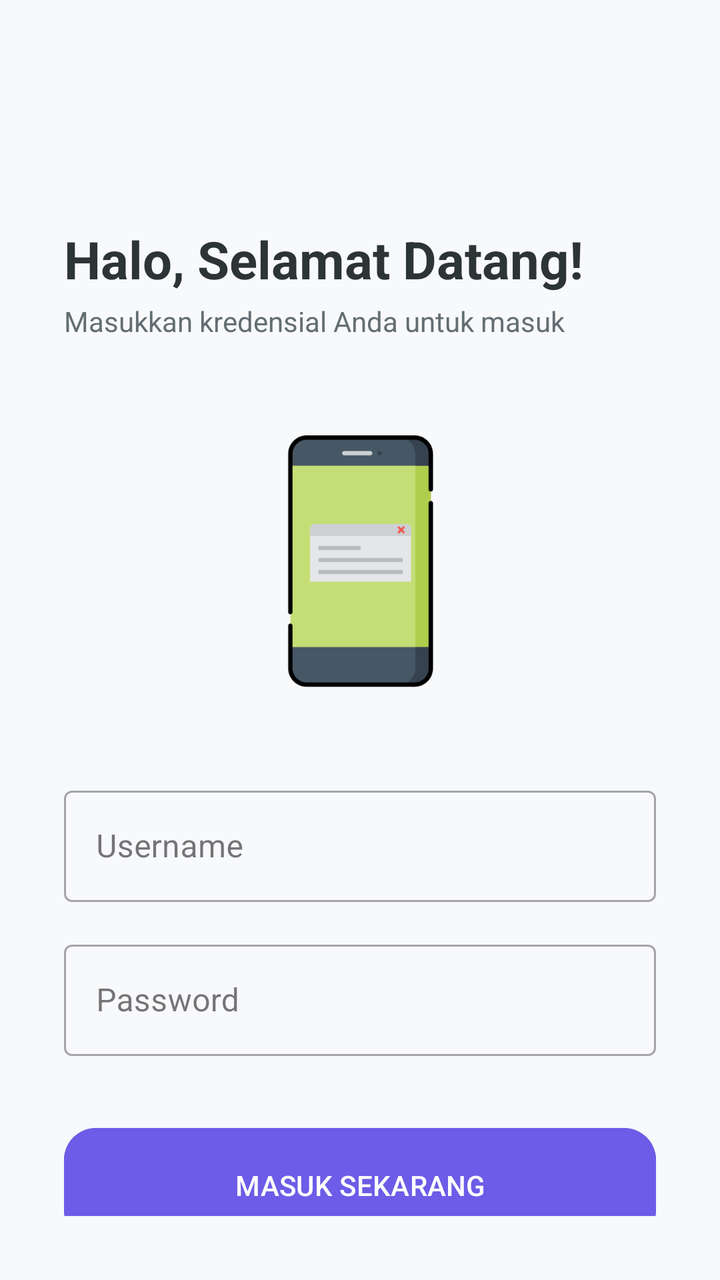
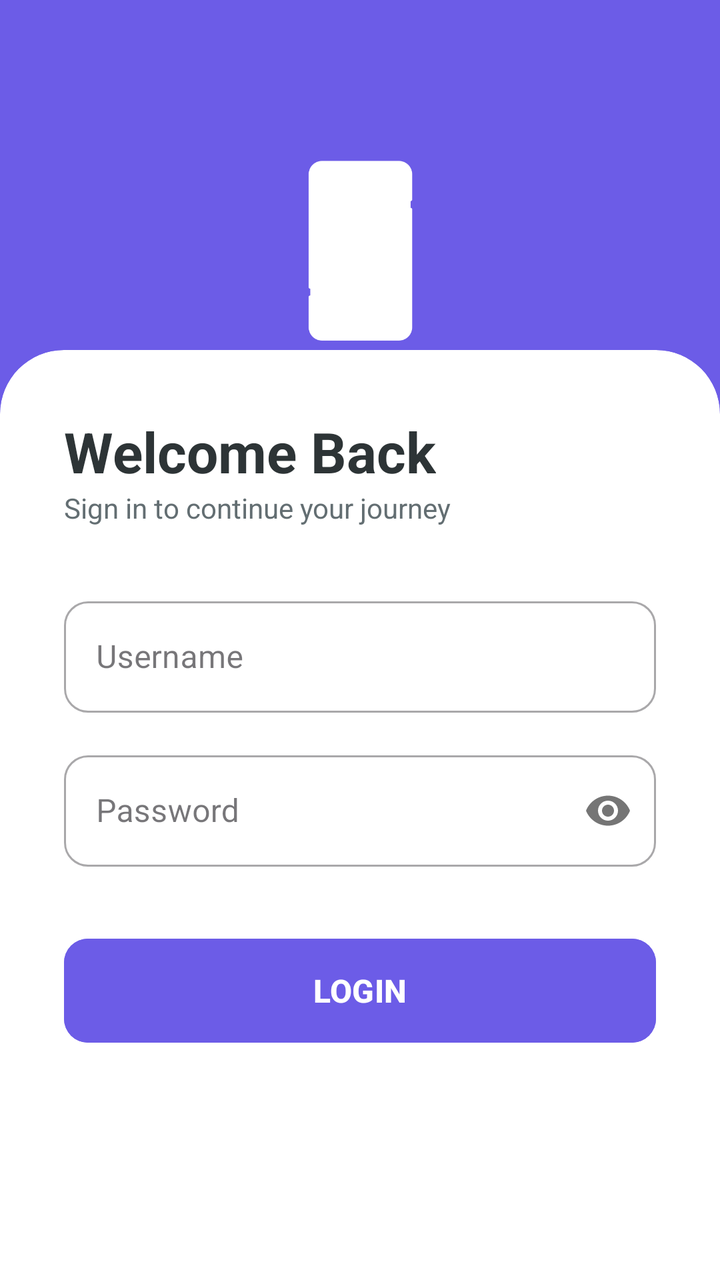

The first picture is an Android layout as it rendered before a commit; the second is the same layout after the commit. The layout source and the unified diff follow.
<!-- AndroidManifest.xml: application theme Theme.Material3.DayNight.NoActionBar -->
<!-- res/layout/activity_auth.xml -->
<?xml version="1.0" encoding="utf-8"?>
<androidx.constraintlayout.widget.ConstraintLayout
    xmlns:android="http://schemas.android.com/apk/res/android"
    xmlns:app="http://schemas.android.com/apk/res-auto"
    xmlns:tools="http://schemas.android.com/tools"
    android:id="@+id/main"
    android:layout_width="match_parent"
    android:layout_height="match_parent"
    android:background="#F8F9FA"
    android:padding="32dp"
    tools:context=".pertemuan_6.AuthActivity">

    <TextView
        android:id="@+id/tvTitle"
        android:layout_width="wrap_content"
        android:layout_height="wrap_content"
        android:layout_marginTop="80dp"
        android:text="Halo, Selamat Datang!"
        android:textSize="26sp"
        android:textStyle="bold"
        android:textColor="#2D3436"
        app:layout_constraintStart_toStartOf="parent"
        app:layout_constraintTop_toTopOf="parent" />

    <TextView
        android:id="@+id/tvSubtitle"
        android:layout_width="wrap_content"
        android:layout_height="wrap_content"
        android:text="Masukkan kredensial Anda untuk masuk"
        android:textColor="#636E72"
        android:layout_marginTop="4dp"
        app:layout_constraintStart_toStartOf="parent"
        app:layout_constraintTop_toBottomOf="@id/tvTitle" />

    <ImageView
        android:id="@+id/imageView4"
        android:layout_width="140dp"
        android:layout_height="140dp"
        android:layout_marginTop="40dp"
        android:src="@drawable/handphone"
        app:layout_constraintEnd_toEndOf="parent"
        app:layout_constraintStart_toStartOf="parent"
        app:layout_constraintTop_toBottomOf="@+id/tvSubtitle" />

    <com.google.android.material.textfield.TextInputLayout
        android:id="@+id/tilNama"
        android:layout_width="0dp"
        android:layout_height="wrap_content"
        android:layout_marginTop="40dp"
        style="@style/Widget.MaterialComponents.TextInputLayout.OutlinedBox"
        app:layout_constraintStart_toStartOf="parent"
        app:layout_constraintEnd_toEndOf="parent"
        app:layout_constraintTop_toBottomOf="@+id/imageView4">

        <com.google.android.material.textfield.TextInputEditText
            android:id="@+id/inputNama"
            android:layout_width="match_parent"
            android:layout_height="wrap_content"
            android:hint="Username"
            android:inputType="text" />
    </com.google.android.material.textfield.TextInputLayout>

    <com.google.android.material.textfield.TextInputLayout
        android:id="@+id/tilPassword"
        android:layout_width="0dp"
        android:layout_height="wrap_content"
        android:layout_marginTop="16dp"
        style="@style/Widget.MaterialComponents.TextInputLayout.OutlinedBox"
        app:layout_constraintStart_toStartOf="parent"
        app:layout_constraintEnd_toEndOf="parent"
        app:layout_constraintTop_toBottomOf="@+id/tilNama">

        <com.google.android.material.textfield.TextInputEditText
            android:id="@+id/inputpassword"
            android:layout_width="match_parent"
            android:layout_height="wrap_content"
            android:hint="Password"
            android:inputType="textPassword" />
    </com.google.android.material.textfield.TextInputLayout>

    <com.google.android.material.button.MaterialButton
        android:id="@+id/btnlogin"
        android:layout_width="0dp"
        android:layout_height="65dp"
        android:layout_marginTop="32dp"
        android:text="MASUK SEKARANG"
        android:backgroundTint="#6C5CE7"
        app:cornerRadius="16dp"
        app:layout_constraintStart_toStartOf="parent"
        app:layout_constraintEnd_toEndOf="parent"
        app:layout_constraintTop_toBottomOf="@+id/tilPassword" />

</androidx.constraintlayout.widget.ConstraintLayout>
<!-- resources referenced by this layout -->
<resources>
  <!-- drawable handphone: png bitmap (drawable, 7051 bytes) -->
</resources>

<!-- the commit's change to res/layout/activity_auth.xml (unified diff, before → after) -->
@@ -6,88 +6,106 @@
     android:id="@+id/main"
     android:layout_width="match_parent"
     android:layout_height="match_parent"
-    android:background="#F8F9FA"
-    android:padding="32dp"
-    tools:context=".pertemuan_6.AuthActivity">
+    android:background="#6C5CE7">
 
-    <TextView
-        android:id="@+id/tvTitle"
-        android:layout_width="wrap_content"
-        android:layout_height="wrap_content"
-        android:layout_marginTop="80dp"
-        android:text="Halo, Selamat Datang!"
-        android:textSize="26sp"
-        android:textStyle="bold"
-        android:textColor="#2D3436"
+    <View
+        android:id="@+id/viewHeader"
+        android:layout_width="match_parent"
+        android:layout_height="250dp"
+        app:layout_constraintTop_toTopOf="parent" />
+
+    <ImageView
+        android:id="@+id/ivLogo"
+        android:layout_width="100dp"
+        android:layout_height="100dp"
+        android:src="@drawable/handphone"
+        app:tint="@color/white"
+        app:layout_constraintBottom_toBottomOf="@+id/viewHeader"
+        app:layout_constraintEnd_toEndOf="parent"
         app:layout_constraintStart_toStartOf="parent"
         app:layout_constraintTop_toTopOf="parent" />
 
-    <TextView
-        android:id="@+id/tvSubtitle"
-        android:layout_width="wrap_content"
-        android:layout_height="wrap_content"
-        android:text="Masukkan kredensial Anda untuk masuk"
-        android:textColor="#636E72"
-        android:layout_marginTop="4dp"
-        app:layout_constraintStart_toStartOf="parent"
-        app:layout_constraintTop_toBottomOf="@id/tvTitle" />
+    <androidx.cardview.widget.CardView
+        android:layout_width="match_parent"
+        android:layout_height="0dp"
+        app:cardCornerRadius="32dp"
+        app:cardElevation="0dp"
+        android:layout_marginBottom="-32dp"
+        app:layout_constraintBottom_toBottomOf="parent"
+        app:layout_constraintTop_toBottomOf="@+id/ivLogo"
+        app:layout_constraintVertical_bias="1.0">
 
-    <ImageView
-        android:id="@+id/imageView4"
-        android:layout_width="140dp"
-        android:layout_height="140dp"
-        android:layout_marginTop="40dp"
-        android:src="@drawable/handphone"
-        app:layout_constraintEnd_toEndOf="parent"
-        app:layout_constraintStart_toStartOf="parent"
-        app:layout_constraintTop_toBottomOf="@+id/tvSubtitle" />
+        <LinearLayout
+            android:layout_width="match_parent"
+            android:layout_height="match_parent"
+            android:orientation="vertical"
+            android:padding="32dp">
 
-    <com.google.android.material.textfield.TextInputLayout
-        android:id="@+id/tilNama"
-        android:layout_width="0dp"
-        android:layout_height="wrap_content"
-        android:layout_marginTop="40dp"
-        style="@style/Widget.MaterialComponents.TextInputLayout.OutlinedBox"
-        app:layout_constraintStart_toStartOf="parent"
-        app:layout_constraintEnd_toEndOf="parent"
-        app:layout_constraintTop_toBottomOf="@+id/imageView4">
+            <TextView
+                android:layout_width="wrap_content"
+                android:layout_height="wrap_content"
+                android:text="Welcome Back"
+                android:textSize="28sp"
+                android:textStyle="bold"
+                android:textColor="#2D3436" />
 
-        <com.google.android.material.textfield.TextInputEditText
-            android:id="@+id/inputNama"
-            android:layout_width="match_parent"
-            android:layout_height="wrap_content"
-            android:hint="Username"
-            android:inputType="text" />
-    </com.google.android.material.textfield.TextInputLayout>
+            <TextView
+                android:layout_width="wrap_content"
+                android:layout_height="wrap_content"
+                android:text="Sign in to continue your journey"
+                android:textColor="#636E72"
+                android:layout_marginBottom="32dp" />
 
-    <com.google.android.material.textfield.TextInputLayout
-        android:id="@+id/tilPassword"
-        android:layout_width="0dp"
-        android:layout_height="wrap_content"
-        android:layout_marginTop="16dp"
-        style="@style/Widget.MaterialComponents.TextInputLayout.OutlinedBox"
-        app:layout_constraintStart_toStartOf="parent"
-        app:layout_constraintEnd_toEndOf="parent"
-        app:layout_constraintTop_toBottomOf="@+id/tilNama">
+            <com.google.android.material.textfield.TextInputLayout
+                android:id="@+id/tilNama"
+                style="@style/Widget.MaterialComponents.TextInputLayout.OutlinedBox"
+                android:layout_width="match_parent"
+                android:layout_height="wrap_content"
+                android:layout_marginBottom="16dp"
+                app:boxCornerRadiusBottomEnd="12dp"
+                app:boxCornerRadiusBottomStart="12dp"
+                app:boxCornerRadiusTopEnd="12dp"
+                app:boxCornerRadiusTopStart="12dp">
 
-        <com.google.android.material.textfield.TextInputEditText
-            android:id="@+id/inputpassword"
-            android:layout_width="match_parent"
-            android:layout_height="wrap_content"
-            android:hint="Password"
-            android:inputType="textPassword" />
-    </com.google.android.material.textfield.TextInputLayout>
+                <com.google.android.material.textfield.TextInputEditText
+                    android:id="@+id/inputNama"
+                    android:layout_width="match_parent"
+                    android:layout_height="wrap_content"
+                    android:hint="Username"
+                    android:inputType="text" />
+            </com.google.android.material.textfield.TextInputLayout>
 
-    <com.google.android.material.button.MaterialButton
-        android:id="@+id/btnlogin"
-        android:layout_width="0dp"
-        android:layout_height="65dp"
-        android:layout_marginTop="32dp"
-        android:text="MASUK SEKARANG"
-        android:backgroundTint="#6C5CE7"
-        app:cornerRadius="16dp"
-        app:layout_constraintStart_toStartOf="parent"
-        app:layout_constraintEnd_toEndOf="parent"
-        app:layout_constraintTop_toBottomOf="@+id/tilPassword" />
+            <com.google.android.material.textfield.TextInputLayout
+                android:id="@+id/tilPassword"
+                style="@style/Widget.MaterialComponents.TextInputLayout.OutlinedBox"
+                android:layout_width="match_parent"
+                android:layout_height="wrap_content"
+                android:layout_marginBottom="32dp"
+                app:boxCornerRadiusBottomEnd="12dp"
+                app:boxCornerRadiusBottomStart="12dp"
+                app:boxCornerRadiusTopEnd="12dp"
+                app:boxCornerRadiusTopStart="12dp"
+                app:passwordToggleEnabled="true">
+
+                <com.google.android.material.textfield.TextInputEditText
+                    android:id="@+id/inputpassword"
+                    android:layout_width="match_parent"
+                    android:layout_height="wrap_content"
+                    android:hint="Password"
+                    android:inputType="textPassword" />
+            </com.google.android.material.textfield.TextInputLayout>
+
+            <com.google.android.material.button.MaterialButton
+                android:id="@+id/btnlogin"
+                android:layout_width="match_parent"
+                android:layout_height="60dp"
+                android:text="LOGIN"
+                android:textSize="16sp"
+                android:textStyle="bold"
+                android:backgroundTint="#6C5CE7"
+                app:cornerRadius="12dp" />
+
+        </LinearLayout>
+    </androidx.cardview.widget.CardView>
 
 </androidx.constraintlayout.widget.ConstraintLayout>
<!-- resource entries referenced after the edit -->
@@ -1,5 +1,6 @@
 <!-- resources referenced by this layout -->
 <resources>
+  <color name="white">#FFFFFFFF</color>
   <!-- drawable handphone: png bitmap (drawable, 7051 bytes) -->
 </resources>
 
